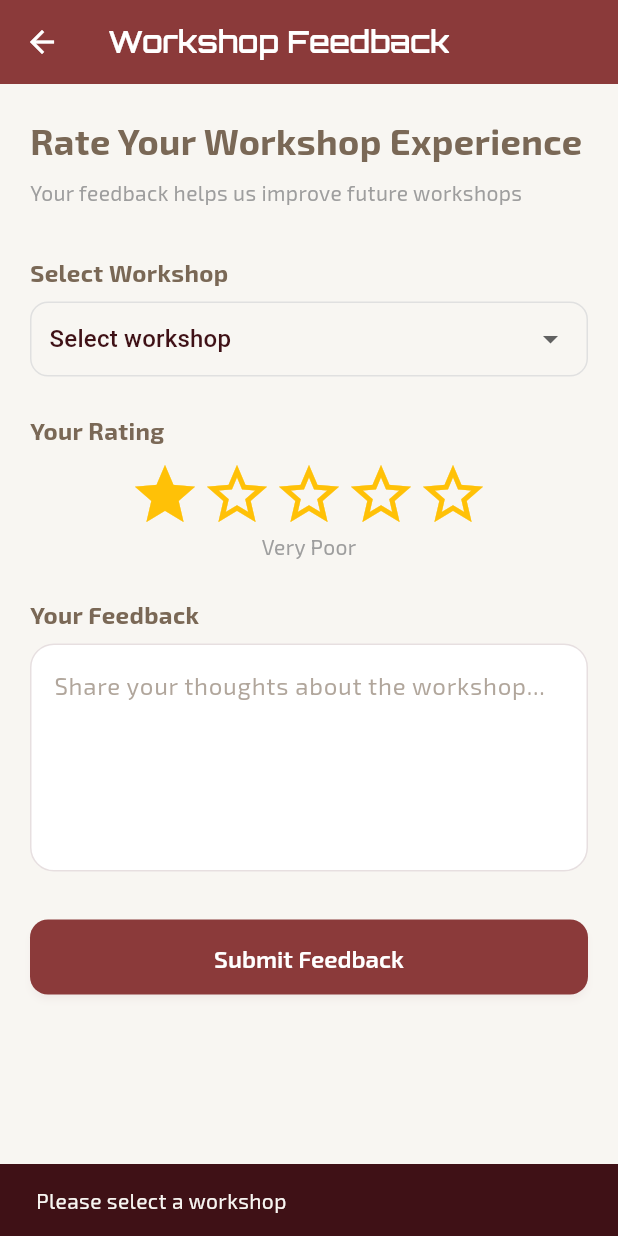
After one commit to razansalah1012/RoboLearn, a Flutter app: the FeedbackScreen screen opened directly, after a tap on the "star border" icon, after a tap on "Submit Feedback", on a phone screen of 412 x 824 dp. The commit adds this screen. Run offline on Flutter 3.47's test engine with Material 3 defaults, Android fonts, the phone set to English and light mode, and no system bars; our stand-ins replace cloud_firestore, firebase_auth, firebase_core, flutter_markdown, google_fonts; accounts and stored records are empty.

Commit message:
add workshop feedback and rating feature

```diff
--- /dev/null
+++ b/lib/models/feedback_model.dart
@@ -0,0 +1,47 @@
+class FeedbackModel {
+  final String id;
+  final String workshopId;
+  final String workshopName;
+  final String userId;
+  final String userName;
+  final int rating; // 1-5 stars
+  final String comment;
+  final DateTime createdAt;
+
+  FeedbackModel({
+    required this.id,
+    required this.workshopId,
+    required this.workshopName,
+    required this.userId,
+    required this.userName,
+    required this.rating,
+    required this.comment,
+    required this.createdAt,
+  });
+
+  Map<String, dynamic> toMap() {
+    return {
+      'id': id,
+      'workshopId': workshopId,
+      'workshopName': workshopName,
+      'userId': userId,
+      'userName': userName,
+      'rating': rating,
+      'comment': comment,
+      'createdAt': createdAt,
+    };
+  }
+
+  factory FeedbackModel.fromMap(Map<String, dynamic> map, String id) {
+    return FeedbackModel(
+      id: id,
+      workshopId: map['workshopId'] ?? '',
+      workshopName: map['workshopName'] ?? '',
+      userId: map['userId'] ?? '',
+      userName: map['userName'] ?? '',
+      rating: map['rating'] ?? 0,
+      comment: map['comment'] ?? '',
+      createdAt: (map['createdAt'] as DateTime?) ?? DateTime.now(),
+    );
+  }
+}
--- /dev/null
+++ b/lib/screens/feedback_screen.dart
@@ -0,0 +1,299 @@
+import 'package:flutter/material.dart';
+import 'package:firebase_auth/firebase_auth.dart';
+import 'package:cloud_firestore/cloud_firestore.dart';
+import '../widgets/rating_stars.dart';
+import '../models/feedback_model.dart';
+import '../services/auth_service.dart';
+
+class FeedbackScreen extends StatefulWidget {
+  final String? workshopId;
+  final String? workshopName;
+
+  const FeedbackScreen({
+    super.key,
+    this.workshopId,
+    this.workshopName,
+  });
+
+  @override
+  State<FeedbackScreen> createState() => _FeedbackScreenState();
+}
+
+class _FeedbackScreenState extends State<FeedbackScreen> {
+  int _selectedRating = 0;
+  final TextEditingController _commentController = TextEditingController();
+  bool _isSubmitting = false;
+  String? _selectedWorkshopId;
+  String? _selectedWorkshopName;
+  List<QueryDocumentSnapshot> _workshops = [];
+
+  @override
+  void initState() {
+    super.initState();
+    _loadWorkshops();
+    if (widget.workshopId != null) {
+      _selectedWorkshopId = widget.workshopId;
+      _selectedWorkshopName = widget.workshopName;
+    }
+  }
+
+  @override
+  void dispose() {
+    _commentController.dispose();
+    super.dispose();
+  }
+
+  Future<void> _loadWorkshops() async {
+    try {
+      final querySnapshot = await FirebaseFirestore.instance
+          .collection('workshops')
+          .where('date', isLessThanOrEqualTo: DateTime.now())
+          .orderBy('date', descending: true)
+          .get();
+
+      setState(() {
+        _workshops = querySnapshot.docs;
+      });
+    } catch (e) {
+      debugPrint('Error loading workshops: $e');
+    }
+  }
+
+  Future<void> _submitFeedback() async {
+    if (_selectedWorkshopId == null) {
+      ScaffoldMessenger.of(context).showSnackBar(
+        const SnackBar(content: Text('Please select a workshop')),
+      );
+      return;
+    }
+
+    if (_selectedRating == 0) {
+      ScaffoldMessenger.of(context).showSnackBar(
+        const SnackBar(content: Text('Please rate the workshop')),
+      );
+      return;
+    }
+
+    if (_commentController.text.trim().isEmpty) {
+      ScaffoldMessenger.of(context).showSnackBar(
+        const SnackBar(content: Text('Please leave a comment')),
+      );
+      return;
+    }
+
+    setState(() => _isSubmitting = true);
+
+    try {
+      final user = FirebaseAuth.instance.currentUser;
+      if (user == null) throw Exception('User not logged in');
+
+      final userData = await AuthService().getUserData(user.uid);
+      final userName = userData?.name ?? user.email ?? 'Anonymous';
+
+      final feedback = FeedbackModel(
+        id: DateTime.now().millisecondsSinceEpoch.toString(),
+        workshopId: _selectedWorkshopId!,
+        workshopName: _selectedWorkshopName!,
+        userId: user.uid,
+        userName: userName,
+        rating: _selectedRating,
+        comment: _commentController.text.trim(),
+        createdAt: DateTime.now(),
+      );
+
+      await FirebaseFirestore.instance
+          .collection('feedback')
+          .doc(feedback.id)
+          .set(feedback.toMap());
+
+      if (mounted) {
+        ScaffoldMessenger.of(context).showSnackBar(
+          const SnackBar(
+            content: Text('Thank you for your feedback!'),
+            backgroundColor: Colors.green,
+          ),
+        );
+
+        // Clear form
+        setState(() {
+          _selectedRating = 0;
+          _commentController.clear();
+        });
+
+        // Optional: go back after 2 seconds
+        Future.delayed(const Duration(seconds: 2), () {
+          if (mounted) Navigator.pop(context);
+        });
+      }
+    } catch (e) {
+      if (mounted) {
+        ScaffoldMessenger.of(context).showSnackBar(
+          SnackBar(
+            content: Text('Error submitting feedback: $e'),
+            backgroundColor: Colors.red,
+          ),
+        );
+      }
+    } finally {
+      if (mounted) setState(() => _isSubmitting = false);
+    }
+  }
+
+  @override
+  Widget build(BuildContext context) {
+    return Scaffold(
+      appBar: AppBar(
+        title: const Text('Workshop Feedback'),
+        backgroundColor: const Color(0xFF8B3A3A),
+        foregroundColor: Colors.white,
+      ),
+      body: SingleChildScrollView(
+        padding: const EdgeInsets.all(20),
+        child: Column(
+          crossAxisAlignment: CrossAxisAlignment.start,
+          children: [
+            const Text(
+              'Rate Your Workshop Experience',
+              style: TextStyle(
+                fontSize: 24,
+                fontWeight: FontWeight.bold,
+              ),
+            ),
+            const SizedBox(height: 8),
+            const Text(
+              'Your feedback helps us improve future workshops',
+              style: TextStyle(color: Colors.grey),
+            ),
+            const SizedBox(height: 32),
+
+            // Workshop Selection
+            const Text(
+              'Select Workshop',
+              style: TextStyle(fontWeight: FontWeight.bold, fontSize: 16),
+            ),
+            const SizedBox(height: 8),
+            Container(
+              padding: const EdgeInsets.symmetric(horizontal: 12),
+              decoration: BoxDecoration(
+                border: Border.all(color: Colors.grey.shade300),
+                borderRadius: BorderRadius.circular(12),
+              ),
+              child: DropdownButtonHideUnderline(
+                child: DropdownButton<String>(
+                  isExpanded: true,
+                  hint: const Text('Choose a workshop'),
+                  value: _selectedWorkshopId,
+                  items: [
+                    const DropdownMenuItem(value: null, child: Text('Select workshop')),
+                    ..._workshops.map((doc) {
+                      final data = doc.data() as Map<String, dynamic>;
+                      return DropdownMenuItem(
+                        value: doc.id,
+                        child: Text(data['title'] ?? 'Unknown Workshop'),
+                      );
+                    }),
+                  ],
+                  onChanged: (value) {
+                    setState(() {
+                      _selectedWorkshopId = value;
+                      final workshop = _workshops.firstWhere(
+                        (doc) => doc.id == value,
+                        orElse: () => throw Exception('Workshop not found'),
+                      );
+                      final data = workshop.data() as Map<String, dynamic>;
+                      _selectedWorkshopName = data['title'] ?? 'Workshop';
+                    });
+                  },
+                ),
+              ),
+            ),
+
+            const SizedBox(height: 24),
+
+            // Rating Stars
+            const Text(
+              'Your Rating',
+              style: TextStyle(fontWeight: FontWeight.bold, fontSize: 16),
+            ),
+            const SizedBox(height: 8),
+            Center(
+              child: RatingStars(
+                rating: _selectedRating,
+                interactive: true,
+                size: 48,
+                onRatingChanged: (rating) {
+                  setState(() {
+                    _selectedRating = rating;
+                  });
+                },
+              ),
+            ),
+            if (_selectedRating > 0)
+              Center(
+                child: Text(
+                  _getRatingText(_selectedRating),
+                  style: const TextStyle(color: Colors.grey),
+                ),
+              ),
+
+            const SizedBox(height: 24),
+
+            // Comment Field
+            const Text(
+              'Your Feedback',
+              style: TextStyle(fontWeight: FontWeight.bold, fontSize: 16),
+            ),
+            const SizedBox(height: 8),
+            TextField(
+              controller: _commentController,
+              maxLines: 5,
+              decoration: InputDecoration(
+                hintText: 'Share your thoughts about the workshop...',
+                border: OutlineInputBorder(
+                  borderRadius: BorderRadius.circular(12),
+                ),
+                filled: true,
+                fillColor: Colors.white,
+              ),
+            ),
+
+            const SizedBox(height: 32),
+
+            // Submit Button
+            SizedBox(
+              width: double.infinity,
+              height: 50,
+              child: ElevatedButton(
+                onPressed: _isSubmitting ? null : _submitFeedback,
+                style: ElevatedButton.styleFrom(
+                  backgroundColor: const Color(0xFF8B3A3A),
+                  foregroundColor: Colors.white,
+                  shape: RoundedRectangleBorder(
+                    borderRadius: BorderRadius.circular(12),
+                  ),
+                ),
+                child: _isSubmitting
+                    ? const CircularProgressIndicator(color: Colors.white)
+                    : const Text(
+                        'Submit Feedback',
+                        style: TextStyle(fontSize: 16, fontWeight: FontWeight.w600),
+                      ),
+              ),
+            ),
+          ],
+        ),
+      ),
+    );
+  }
+
+  String _getRatingText(int rating) {
+    switch (rating) {
+      case 1: return 'Very Poor';
+      case 2: return 'Poor';
+      case 3: return 'Average';
+      case 4: return 'Good';
+      case 5: return 'Excellent!';
+      default: return '';
+    }
+  }
+}
--- a/lib/screens/home_screen.dart
+++ b/lib/screens/home_screen.dart
@@ -9,6 +9,7 @@ import 'learning/course_selection_screen.dart';
 import 'workshop_screen.dart';
 import 'profile_screen.dart';
 import 'leaderboard_screen.dart';
+import 'feedback_screen.dart';
 
 class HomeScreen extends StatefulWidget {
   const HomeScreen({super.key});
@@ -61,6 +62,8 @@ class _HomeScreenState extends State<HomeScreen>
       case 3:
         return const WorkshopScreen();
       case 4:
+        return const FeedbackScreen();
+      case 5:
         return const ProfileScreen();
       default:
         return Stack(
--- a/lib/screens/profile_screen.dart
+++ b/lib/screens/profile_screen.dart
@@ -6,6 +6,7 @@ import '../theme/app_colors.dart';
 import '../models/user_model.dart';
 import 'learning/certificate_list_screen.dart';
 import 'login_screen.dart';
+import 'feedback_screen.dart';
 
 class ProfileScreen extends StatefulWidget {
   const ProfileScreen({super.key});
@@ -342,6 +343,17 @@ class _ProfileScreenState extends State<ProfileScreen> {
   Widget _buildActionList(BuildContext context, AuthService auth) {
     return Column(
       children: [
+
+        _SettingsTile(
+        icon: Icons.rate_review,
+        label: "Give Workshop Feedback",
+        onTap: () {
+          Navigator.push(
+            context,
+            MaterialPageRoute(builder: (_) => const FeedbackScreen()),
+          );
+        },
+      ),
         _SettingsTile(
           icon: Icons.workspace_premium_rounded,
           label: "My Credentials",
--- a/lib/screens/student_home_screen.dart
+++ b/lib/screens/student_home_screen.dart
@@ -11,6 +11,7 @@ import 'learning/course_selection_screen.dart';
 import 'workshop_screen.dart';
 import 'profile_screen.dart';
 import 'leaderboard_screen.dart';
+import 'feedback_screen.dart';
 
 class StudentHomeScreen extends StatefulWidget {
   const StudentHomeScreen({super.key});
@@ -37,6 +38,8 @@ class _StudentHomeScreenState extends State<StudentHomeScreen> with SingleTicker
       case 3:
         return const WorkshopScreen();
       case 4:
+        return const FeedbackScreen();
+      case 5:
         return const ProfileScreen();
       default:
         return const Center(child: Text("Error: Tab not found"));
--- a/lib/widgets/custom_bottom_nav.dart
+++ b/lib/widgets/custom_bottom_nav.dart
@@ -20,6 +20,7 @@ class CustomBottomNavBar extends StatelessWidget {
       (icon: Icons.menu_book_rounded, label: 'Learn'),
       (icon: Icons.leaderboard_rounded, label: 'Rank'),
       (icon: Icons.calendar_month_rounded, label: 'Workshops'),
+      (icon: Icons.rate_review_rounded, label: 'Feedback'),
       (icon: Icons.person_outline_rounded, label: 'Profile'),
     ];
 
--- /dev/null
+++ b/lib/widgets/rating_stars.dart
@@ -0,0 +1,55 @@
+import 'package:flutter/material.dart';
+
+class RatingStars extends StatefulWidget {
+  final int rating;
+  final bool interactive;
+  final Function(int)? onRatingChanged;
+  final double size;
+
+  const RatingStars({
+    super.key,
+    required this.rating,
+    this.interactive = false,
+    this.onRatingChanged,
+    this.size = 32,
+  });
+
+  @override
+  State<RatingStars> createState() => _RatingStarsState();
+}
+
+class _RatingStarsState extends State<RatingStars> {
+  late int _currentRating;
+
+  @override
+  void initState() {
+    super.initState();
+    _currentRating = widget.rating;
+  }
+
+  @override
+  Widget build(BuildContext context) {
+    return Row(
+      mainAxisSize: MainAxisSize.min,
+      children: List.generate(5, (index) {
+        return GestureDetector(
+          onTap: widget.interactive
+              ? () {
+                  setState(() {
+                    _currentRating = index + 1;
+                    if (widget.onRatingChanged != null) {
+                      widget.onRatingChanged!(_currentRating);
+                    }
+                  });
+                }
+              : null,
+          child: Icon(
+            index < _currentRating ? Icons.star : Icons.star_border,
+            color: Colors.amber,
+            size: widget.size,
+          ),
+        );
+      }),
+    );
+  }
+}
```
Also changed, not shown: lib/screens/my_feedback_screen.dart (added).
